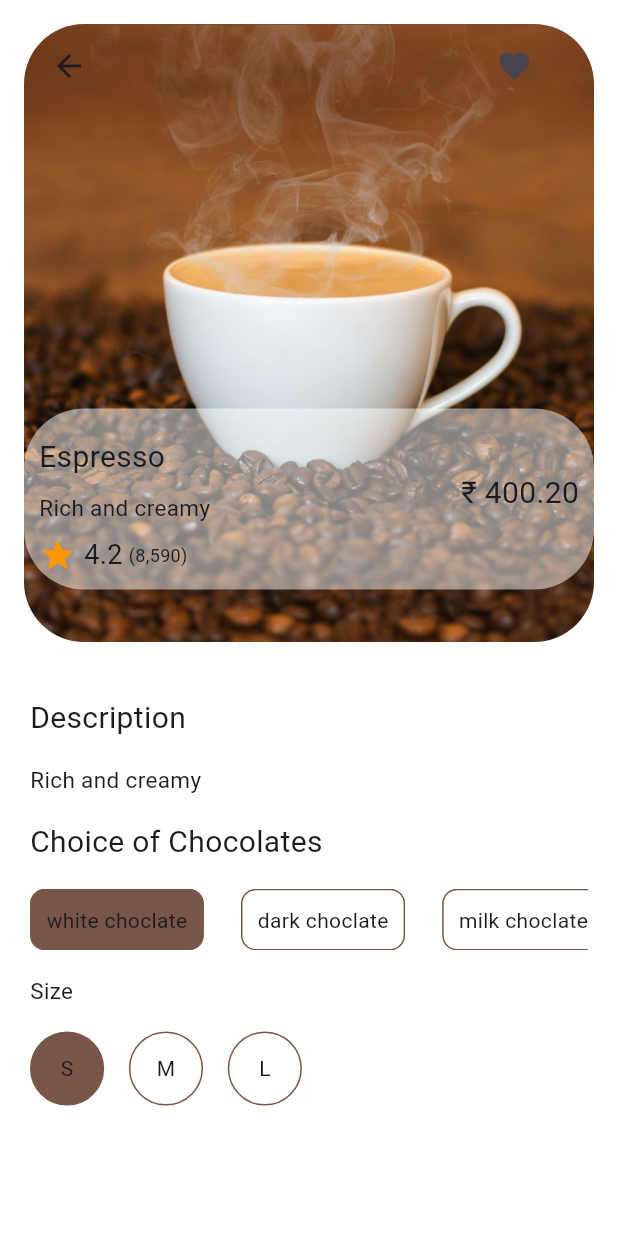
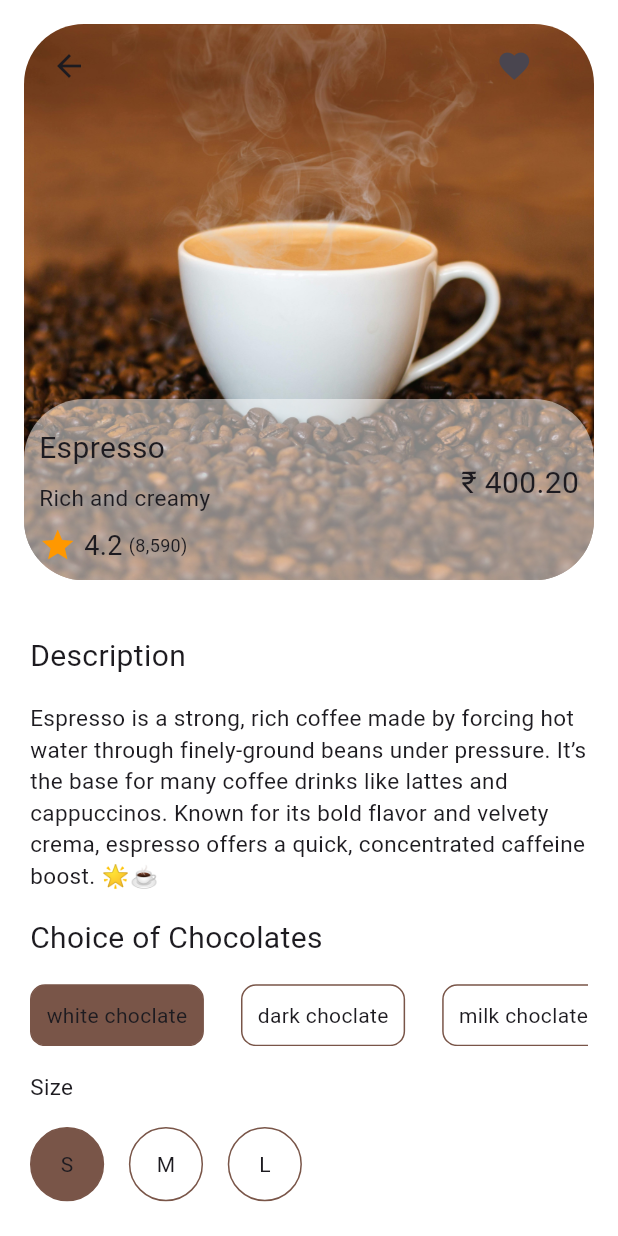
Before and after one commit to CSI-Trainee-2024/Task5_prince2331048, a Flutter app: the CoffeeDetailScreen screen opened directly with sample values from the repository, on a phone screen of 412 x 824 dp. Run offline on Flutter 3.47's test engine with Material 3 defaults, Android fonts, the phone set to English and light mode, and no system bars; network calls fail.

```diff
--- a/coffee_app_v2/lib/class and detail of coffe/coffee detail.dart
+++ b/coffee_app_v2/lib/class and detail of coffe/coffee detail.dart
@@ -26,7 +26,7 @@ class _CoffeeDetailScreenState extends State<CoffeeDetailScreen> {
             Padding(
               padding: const EdgeInsets.all(16.0),
               child: SizedBox(
-                height: SizeConfig.screenHeight * 0.5,
+                height: SizeConfig.screenHeight * 0.45,
                 child: Stack(children: [
                   Container(
                     height: 420,
@@ -65,7 +65,7 @@ class _CoffeeDetailScreenState extends State<CoffeeDetailScreen> {
                     ],
                   ),
                   Positioned(
-                    bottom: SizeConfig.screenHeight * 0.0425,
+                    bottom: SizeConfig.screenHeight * 0.0,
                     left: 0,
                     right: 0,
                     child: Padding(
@@ -120,9 +120,9 @@ class _CoffeeDetailScreenState extends State<CoffeeDetailScreen> {
                                       style: const TextStyle(fontSize: 18),
                                     ),
                                     const SizedBox(width: 4),
-                                    Text(
+                                    const Text(
                                       '(8,590)',
-                                      style: const TextStyle(fontSize: 12),
+                                      style: TextStyle(fontSize: 12),
                                     ),
                                   ],
                                 ),
@@ -161,7 +161,7 @@ class _CoffeeDetailScreenState extends State<CoffeeDetailScreen> {
                   ),
                   SizedBox(height: SizeConfig.screenHeight * 0.02),
                   Text(
-                    widget.coffee.description,
+                    'Espresso is a strong, rich coffee made by forcing hot water through finely-ground beans under pressure. It’s the base for many coffee drinks like lattes and cappuccinos. Known for its bold flavor and velvety crema, espresso offers a quick, concentrated caffeine boost. 🌟☕️',
                     style: TextStyle(fontSize: 15),
                   ),
                   SizedBox(height: SizeConfig.screenHeight * 0.02),
```
